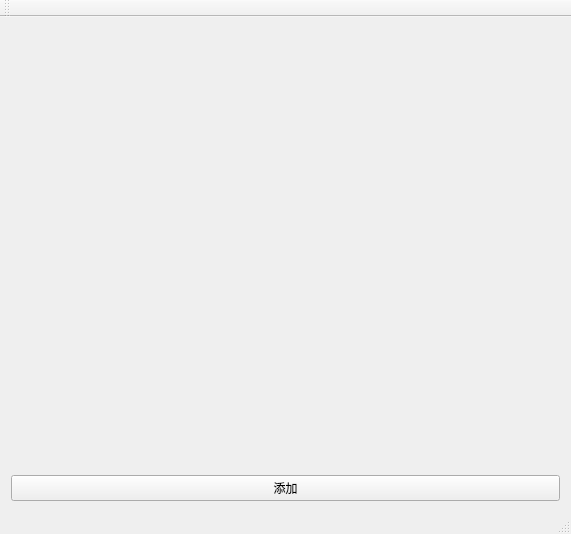
DecayFang/Counter, file mainwindow.ui: the form before one commit.
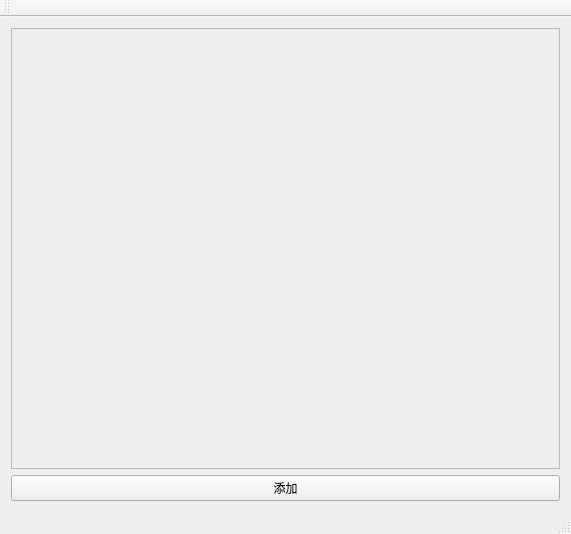
The form after the commit.

```diff
--- a/mainwindow.ui
+++ b/mainwindow.ui
@@ -15,19 +15,10 @@
   </property>
   <widget class="QWidget" name="centralWidget">
    <layout class="QGridLayout" name="gridLayout">
-    <item row="0" column="0">
+    <item row="1" column="0">
      <layout class="QVBoxLayout" name="verticalLayout">
       <item>
        <widget class="QScrollArea" name="scrollArea">
-        <property name="frameShape">
-         <enum>QFrame::NoFrame</enum>
-        </property>
-        <property name="frameShadow">
-         <enum>QFrame::Plain</enum>
-        </property>
-        <property name="verticalScrollBarPolicy">
-         <enum>Qt::ScrollBarAlwaysOff</enum>
-        </property>
         <property name="widgetResizable">
          <bool>true</bool>
         </property>
@@ -36,8 +27,8 @@
           <rect>
            <x>0</x>
            <y>0</y>
-           <width>547</width>
-           <height>436</height>
+           <width>549</width>
+           <height>441</height>
           </rect>
          </property>
         </widget>
```
